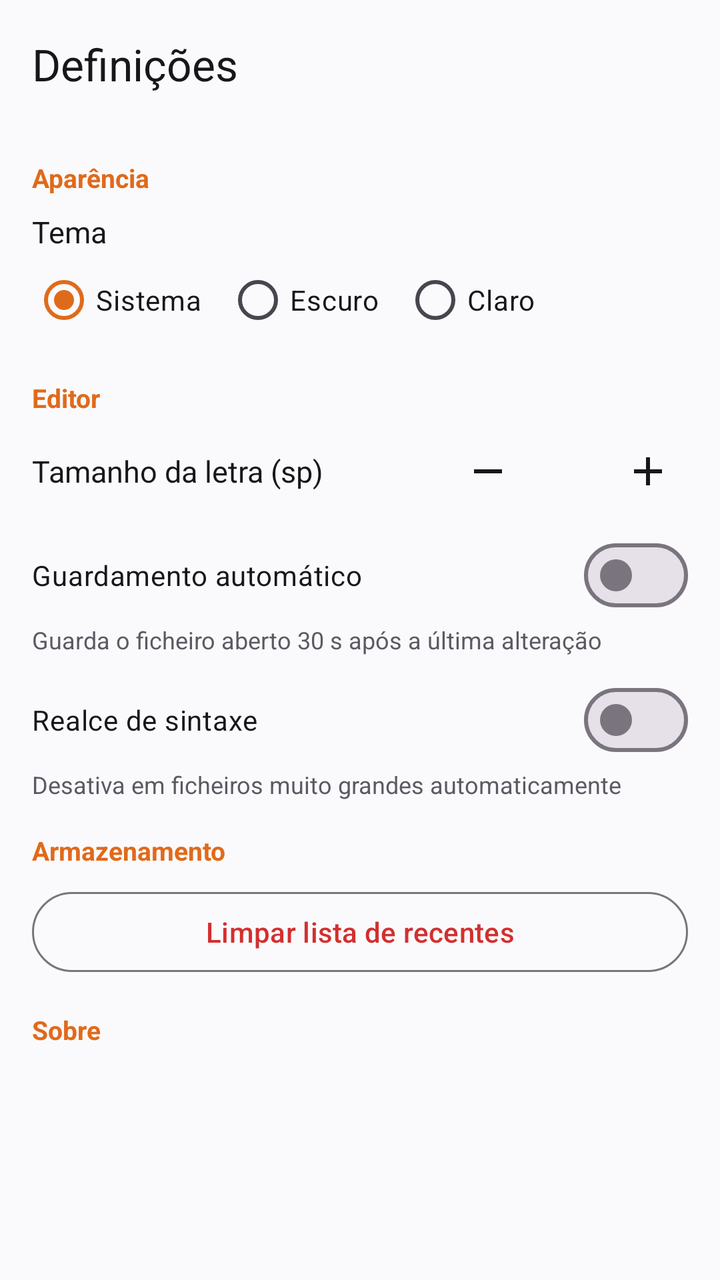
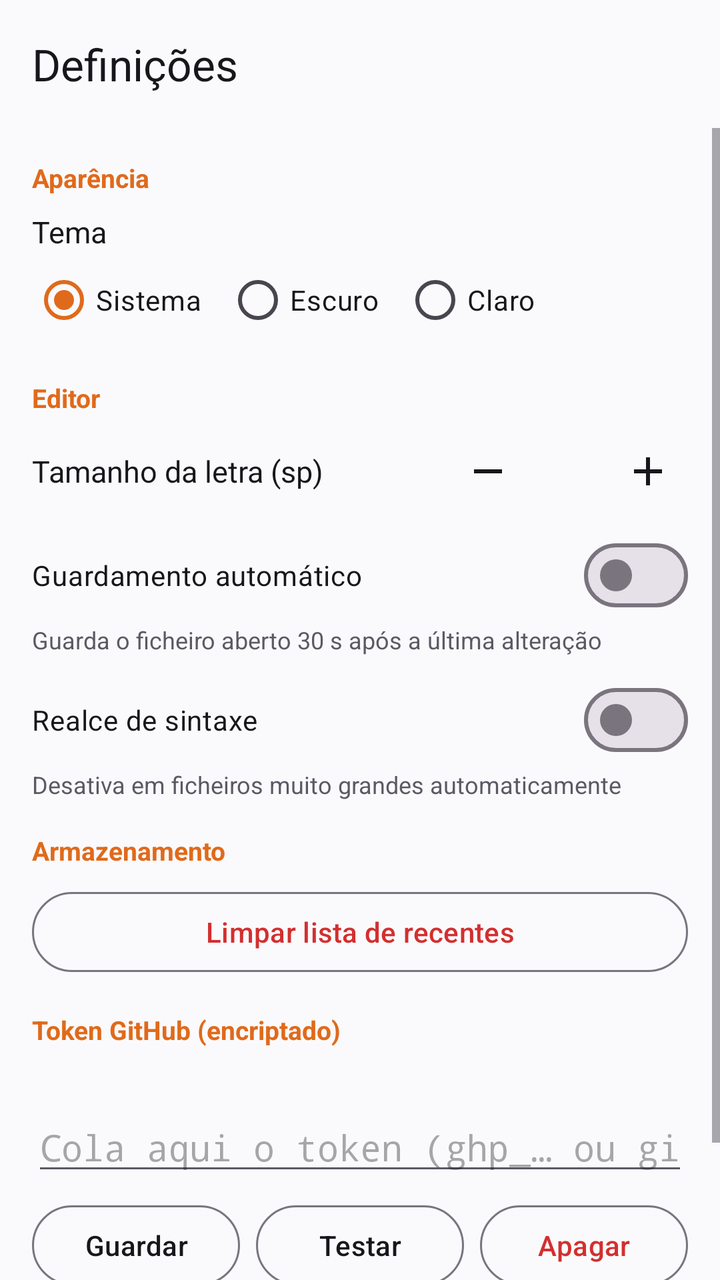

An Android layout rendered at two revisions. The XML below is the earlier revision; the diff shows what the commit changed to produce the second picture.
<!-- AndroidManifest.xml: application theme Theme.CppStudio -->
<!-- res/layout/activity_settings.xml -->
<?xml version="1.0" encoding="utf-8"?>
<LinearLayout xmlns:android="http://schemas.android.com/apk/res/android"
    xmlns:app="http://schemas.android.com/apk/res-auto"
    android:layout_width="match_parent"
    android:layout_height="match_parent"
    android:orientation="vertical"
    android:background="@color/bg_color">

    <com.google.android.material.appbar.MaterialToolbar
        android:id="@+id/toolbar"
        android:layout_width="match_parent"
        android:layout_height="?attr/actionBarSize"
        android:background="@color/bg_color"
        app:title="@string/settings"
        app:titleTextColor="@color/text_c" />

    <ScrollView
        android:layout_width="match_parent"
        android:layout_height="match_parent"
        android:fillViewport="true">

        <LinearLayout
            android:layout_width="match_parent"
            android:layout_height="wrap_content"
            android:orientation="vertical"
            android:padding="16dp">

            <TextView
                android:layout_width="match_parent"
                android:layout_height="wrap_content"
                android:text="@string/appearance"
                android:textColor="@color/orange_primary"
                android:textSize="13sp"
                android:textStyle="bold" />

            <TextView
                android:layout_width="match_parent"
                android:layout_height="wrap_content"
                android:layout_marginTop="8dp"
                android:text="@string/theme_mode"
                android:textColor="@color/text_c"
                android:textSize="15sp" />

            <RadioGroup
                android:id="@+id/themeGroup"
                android:layout_width="match_parent"
                android:layout_height="wrap_content"
                android:orientation="horizontal">

                <RadioButton
                    android:id="@+id/themeSystem"
                    android:layout_width="wrap_content"
                    android:layout_height="wrap_content"
                    android:checked="true"
                    android:text="@string/theme_system"
                    android:textColor="@color/text_c" />

                <RadioButton
                    android:id="@+id/themeDark"
                    android:layout_width="wrap_content"
                    android:layout_height="wrap_content"
                    android:layout_marginStart="12dp"
                    android:text="@string/theme_dark"
                    android:textColor="@color/text_c" />

                <RadioButton
                    android:id="@+id/themeLight"
                    android:layout_width="wrap_content"
                    android:layout_height="wrap_content"
                    android:layout_marginStart="12dp"
                    android:text="@string/theme_light"
                    android:textColor="@color/text_c" />
            </RadioGroup>

            <TextView
                android:layout_width="match_parent"
                android:layout_height="wrap_content"
                android:layout_marginTop="16dp"
                android:text="@string/editor_prefs"
                android:textColor="@color/orange_primary"
                android:textSize="13sp"
                android:textStyle="bold" />

            <LinearLayout
                android:layout_width="match_parent"
                android:layout_height="wrap_content"
                android:layout_marginTop="8dp"
                android:gravity="center_vertical"
                android:orientation="horizontal">

                <TextView
                    android:layout_width="0dp"
                    android:layout_height="wrap_content"
                    android:layout_weight="1"
                    android:text="@string/font_size"
                    android:textColor="@color/text_c"
                    android:textSize="15sp" />

                <ImageButton
                    android:id="@+id/fontMinus"
                    android:layout_width="40dp"
                    android:layout_height="40dp"
                    android:background="?attr/selectableItemBackgroundBorderless"
                    android:contentDescription="@string/font_decrease"
                    android:src="@drawable/ic_minus"
                    app:tint="@color/text_c" />

                <TextView
                    android:id="@+id/fontSizeValue"
                    android:layout_width="wrap_content"
                    android:layout_height="wrap_content"
                    android:minWidth="40dp"
                    android:gravity="center"
                    android:textColor="@color/text_c"
                    android:textSize="15sp" />

                <ImageButton
                    android:id="@+id/fontPlus"
                    android:layout_width="40dp"
                    android:layout_height="40dp"
                    android:background="?attr/selectableItemBackgroundBorderless"
                    android:contentDescription="@string/font_increase"
                    android:src="@drawable/ic_plus"
                    app:tint="@color/text_c" />
            </LinearLayout>

            <com.google.android.material.materialswitch.MaterialSwitch
                android:id="@+id/swAutosave"
                android:layout_width="match_parent"
                android:layout_height="wrap_content"
                android:layout_marginTop="8dp"
                android:text="@string/autosave"
                android:textColor="@color/text_c" />

            <TextView
                android:layout_width="match_parent"
                android:layout_height="wrap_content"
                android:text="@string/autosave_summary"
                android:textColor="@color/text2_c"
                android:textSize="12sp" />

            <com.google.android.material.materialswitch.MaterialSwitch
                android:id="@+id/swHighlight"
                android:layout_width="match_parent"
                android:layout_height="wrap_content"
                android:layout_marginTop="8dp"
                android:text="@string/syntax_highlight"
                android:textColor="@color/text_c" />

            <TextView
                android:layout_width="match_parent"
                android:layout_height="wrap_content"
                android:text="@string/syntax_summary"
                android:textColor="@color/text2_c"
                android:textSize="12sp" />

            <TextView
                android:layout_width="match_parent"
                android:layout_height="wrap_content"
                android:layout_marginTop="16dp"
                android:text="@string/storage"
                android:textColor="@color/orange_primary"
                android:textSize="13sp"
                android:textStyle="bold" />

            <Button
                android:id="@+id/btnClearRecents"
                style="@style/Widget.Material3.Button.OutlinedButton"
                android:layout_width="match_parent"
                android:layout_height="wrap_content"
                android:layout_marginTop="8dp"
                android:text="@string/clear_recents"
                android:textColor="@color/error_red" />

            <TextView
                android:layout_width="match_parent"
                android:layout_height="wrap_content"
                android:layout_marginTop="16dp"
                android:text="@string/about"
                android:textColor="@color/orange_primary"
                android:textSize="13sp"
                android:textStyle="bold" />

            <TextView
                android:id="@+id/versionInfo"
                android:layout_width="match_parent"
                android:layout_height="wrap_content"
                android:layout_marginTop="4dp"
                android:textColor="@color/text2_c"
                android:textSize="13sp" />

        </LinearLayout>
    </ScrollView>

</LinearLayout>
<!-- resources referenced by this layout -->
<resources>
  <color name="bg_color">#FAFAFC</color>
  <color name="error_red">#D32F2F</color>
  <color name="orange_primary">#E06A1B</color>
  <color name="text2_c">#5A5A64</color>
  <color name="text_c">#17171B</color>
  <!-- drawable ic_minus (drawable) -->
  <?xml version="1.0" encoding="utf-8"?>
  <vector xmlns:android="http://schemas.android.com/apk/res/android"
      android:width="24dp" android:height="24dp"
      android:viewportWidth="24" android:viewportHeight="24">
      <path android:fillColor="#FF8C42" android:pathData="M19,13H5v-2h14v2z"/>
  </vector>
  <!-- drawable ic_plus (drawable) -->
  <?xml version="1.0" encoding="utf-8"?>
  <vector xmlns:android="http://schemas.android.com/apk/res/android"
      android:width="24dp" android:height="24dp"
      android:viewportWidth="24" android:viewportHeight="24">
      <path android:fillColor="#FF8C42" android:pathData="M19,13h-6v6h-2v-6H5v-2h6V5h2v6h6v2z"/>
  </vector>
  <string name="about">Sobre</string>
  <string name="appearance">Aparência</string>
  <string name="autosave">Guardamento automático</string>
  <string name="autosave_summary">Guarda o ficheiro aberto 30 s após a última alteração</string>
  <string name="clear_recents">Limpar lista de recentes</string>
  <string name="editor_prefs">Editor</string>
  <string name="font_decrease">Diminuir letra</string>
  <string name="font_increase">Aumentar letra</string>
  <string name="font_size">Tamanho da letra (sp)</string>
  <string name="settings">Definições</string>
  <string name="storage">Armazenamento</string>
  <string name="syntax_highlight">Realce de sintaxe</string>
  <string name="syntax_summary">Desativa em ficheiros muito grandes automaticamente</string>
  <string name="theme_dark">Escuro</string>
  <string name="theme_light">Claro</string>
  <string name="theme_mode">Tema</string>
  <string name="theme_system">Sistema</string>
  <style name="Theme.CppStudio" parent="Theme.Material3.DayNight.NoActionBar">
          <item name="colorPrimary">@color/orange_primary</item>
          <item name="colorOnPrimary">#0C0C0E</item>
          <item name="colorPrimaryContainer">@color/orange_bright</item>
          <item name="colorOnPrimaryContainer">#0C0C0E</item>
          <item name="colorSecondary">@color/orange_primary</item>
          <item name="colorSurface">@color/surface_color</item>
          <item name="colorOnSurface">@color/text_c</item>
          <item name="colorError">@color/error_red</item>
          <item name="android:colorBackground">@color/bg_color</item>
          <item name="android:statusBarColor">@color/bg_color</item>
          <item name="android:navigationBarColor">@color/bg_color</item>
          <item name="android:textColorPrimary">@color/text_c</item>
          <item name="android:textColorSecondary">@color/text2_c</item>
          <item name="android:textColorTertiary">@color/text2_c</item>
      </style>
  <color name="orange_bright">#FF8C42</color>
  <color name="surface_color">#FFFFFF</color>
</resources>

<!-- the commit's change to res/layout/activity_settings.xml (unified diff, before → after) -->
@@ -176,6 +176,72 @@
                 android:layout_width="match_parent"
                 android:layout_height="wrap_content"
                 android:layout_marginTop="16dp"
+                android:text="@string/token_section"
+                android:textColor="@color/orange_primary"
+                android:textSize="13sp"
+                android:textStyle="bold" />
+
+            <TextView
+                android:id="@+id/tokenStatus"
+                android:layout_width="match_parent"
+                android:layout_height="wrap_content"
+                android:layout_marginTop="4dp"
+                android:textColor="@color/text2_c"
+                android:textSize="13sp" />
+
+            <com.google.android.material.textfield.TextInputEditText
+                android:id="@+id/tokenInput"
+                android:layout_width="match_parent"
+                android:layout_height="wrap_content"
+                android:layout_marginTop="6dp"
+                android:hint="@string/token_hint"
+                android:inputType="textPassword"
+                android:fontFamily="monospace"
+                android:maxLines="1"
+                android:textColor="@color/text_c" />
+
+            <LinearLayout
+                android:layout_width="match_parent"
+                android:layout_height="wrap_content"
+                android:orientation="horizontal"
+                android:layout_marginTop="6dp">
+
+                <Button
+                    android:id="@+id/btnTokenSave"
+                    style="@style/Widget.Material3.Button.OutlinedButton"
+                    android:layout_width="0dp"
+                    android:layout_height="wrap_content"
+                    android:layout_weight="1"
+                    android:layout_marginEnd="4dp"
+                    android:text="@string/token_save"
+                    android:textColor="@color/text_c" />
+
+                <Button
+                    android:id="@+id/btnTokenTest"
+                    style="@style/Widget.Material3.Button.OutlinedButton"
+                    android:layout_width="0dp"
+                    android:layout_height="wrap_content"
+                    android:layout_weight="1"
+                    android:layout_marginStart="4dp"
+                    android:layout_marginEnd="4dp"
+                    android:text="@string/token_test"
+                    android:textColor="@color/text_c" />
+
+                <Button
+                    android:id="@+id/btnTokenDelete"
+                    style="@style/Widget.Material3.Button.OutlinedButton"
+                    android:layout_width="0dp"
+                    android:layout_height="wrap_content"
+                    android:layout_weight="1"
+                    android:layout_marginStart="4dp"
+                    android:text="@string/token_delete"
+                    android:textColor="@color/error_red" />
+            </LinearLayout>
+
+            <TextView
+                android:layout_width="match_parent"
+                android:layout_height="wrap_content"
+                android:layout_marginTop="16dp"
                 android:text="@string/about"
                 android:textColor="@color/orange_primary"
                 android:textSize="13sp"
<!-- resource entries referenced after the edit -->
@@ -36,6 +36,11 @@
   <string name="theme_light">Claro</string>
   <string name="theme_mode">Tema</string>
   <string name="theme_system">Sistema</string>
+  <string name="token_delete">Apagar</string>
+  <string name="token_hint">Cola aqui o token (ghp_… ou github_pat_…)</string>
+  <string name="token_save">Guardar</string>
+  <string name="token_section">Token GitHub (encriptado)</string>
+  <string name="token_test">Testar</string>
   <style name="Theme.CppStudio" parent="Theme.Material3.DayNight.NoActionBar">
           <item name="colorPrimary">@color/orange_primary</item>
           <item name="colorOnPrimary">#0C0C0E</item>
